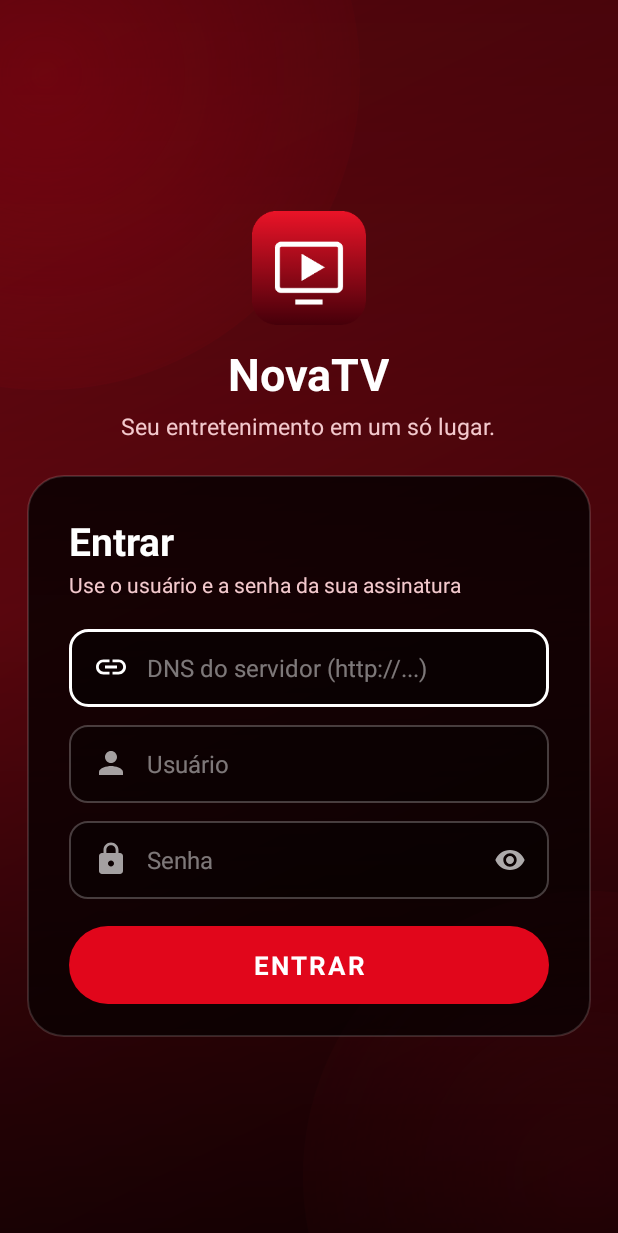
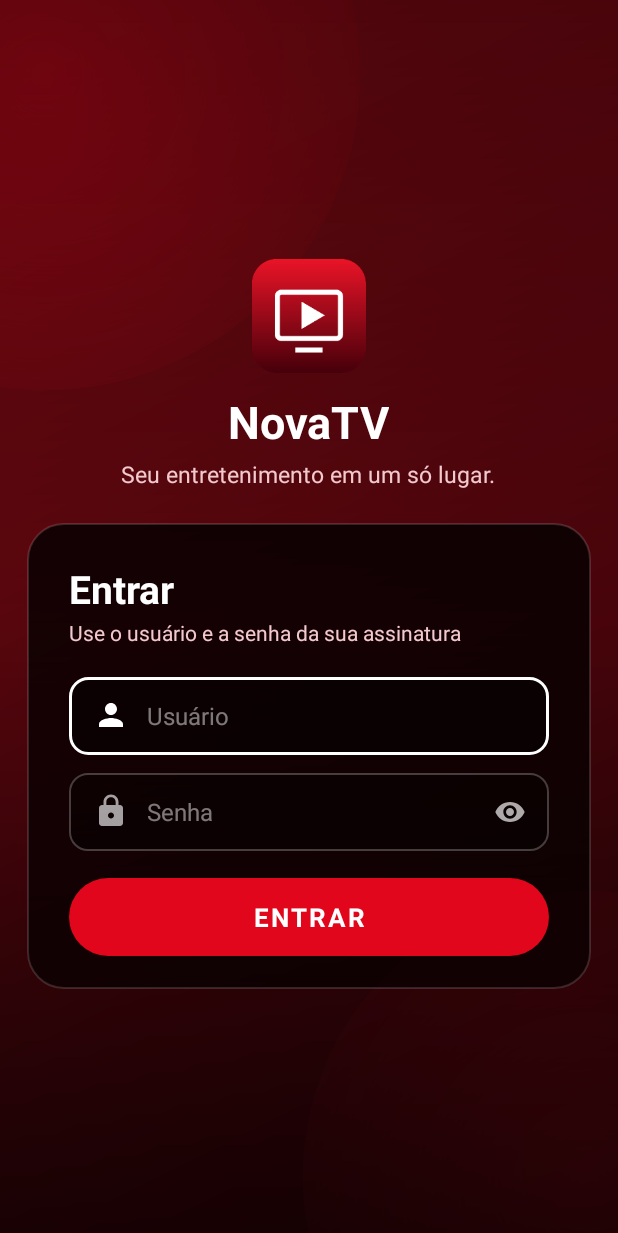
Before and after one commit to SyntaxDev-cmd/p2pdex, an Android app: the LoginActivity screen opened directly, with no data from a screen before it, on a phone screen of 412 x 824 dp. Shown: the top 1233 px of the screen. Run offline under Robolectric (Android 15) with nearby library versions, the phone set to English and light mode, and no system bars; pictures from the network do not load.

Commit message:
Login: DNS somente do painel (remove campo de DNS manual)
O cliente entra só com usuário e senha. Se a lista de servidores ainda
não chegou do painel, o app busca de novo e mostra uma mensagem clara
(sem conexão / nenhum servidor disponível / código de revenda inválido).

Co-Authored-By: Claude Opus 5.5 <noreply@anthropic.com>
Claude-Session: https://claude.ai/code/session_01AdDVM7mcGXPcLPU9c64Zzg

```diff
--- a/android/app/src/main/java/com/novatv/app/data/Prefs.kt
+++ b/android/app/src/main/java/com/novatv/app/data/Prefs.kt
@@ -61,10 +61,6 @@ object Prefs {
         get() = str("reseller_code")
         set(v) = put("reseller_code", v)
 
-    /** DNS digitada manualmente (quando o painel não tem servidores). */
-    var customDns: String
-        get() = str("custom_dns")
-        set(v) = put("custom_dns", v)
 
     fun logout() {
         sp.edit().remove("user").remove("pass").remove("active_base").apply()
--- a/android/app/src/main/java/com/novatv/app/data/Repo.kt
+++ b/android/app/src/main/java/com/novatv/app/data/Repo.kt
@@ -22,13 +22,8 @@ object Repo {
 
     val config: PanelConfig get() = PanelConfig.current
 
-    fun servers(): List<ServerDef> {
-        val list = config.servers
-        if (list.isNotEmpty()) return list
-        val dns = Prefs.customDns
-        if (dns.isEmpty()) return emptyList()
-        return listOf(ServerDef(0, "Servidor", "xtream", listOf(dns.trimEnd('/')), "", "", "", "ts", "", "", ""))
-    }
+    /** Somente os servidores cadastrados no painel (o cliente nunca digita DNS). */
+    fun servers(): List<ServerDef> = config.servers
 
     fun create(server: ServerDef, user: String, pass: String): Provider =
         if (server.type == "m3u") M3uProvider(server, user, pass)
--- a/android/app/src/main/java/com/novatv/app/ui/LoginActivity.kt
+++ b/android/app/src/main/java/com/novatv/app/ui/LoginActivity.kt
@@ -43,7 +43,6 @@ class LoginActivity : BaseActivity() {
     override val immersiveMode: Boolean get() = Ui.isTv
 
     private lateinit var serverView: TextView
-    private lateinit var dns: EditText
     private lateinit var codeField: EditText
     private lateinit var user: EditText
     private lateinit var pass: EditText
@@ -64,7 +63,6 @@ class LoginActivity : BaseActivity() {
         val cfg = PanelConfig.current
 
         serverView = findViewById(R.id.server)
-        dns = findViewById(R.id.dns)
         codeField = findViewById(R.id.resellerCode)
         user = findViewById(R.id.user)
         pass = findViewById(R.id.pass)
@@ -94,10 +92,12 @@ class LoginActivity : BaseActivity() {
         loginBtn.setOnClickListener { doLogin() }
         passToggle.setOnClickListener { togglePassword() }
         // ao corrigir um campo, o erro some
-        listOf(user, pass, dns).forEach { f -> f.setOnFocusChangeListener { _, has -> if (has) scrollTo(f) } }
+        listOf(user, pass, codeField).forEach { f -> f.setOnFocusChangeListener { _, has -> if (has) scrollTo(f) } }
         intent.getStringExtra("error")?.let { showError(it) }
 
-        (if (dns.visibility == View.VISIBLE && dns.text.isEmpty()) dns else if (user.text.isEmpty()) user else pass).requestFocus()
+        (if (user.text.isEmpty()) user else pass).requestFocus()
+        // sem lista de servidores (painel não respondeu na abertura): tenta de novo em segundo plano
+        if (servers.isEmpty()) launch { reloadServers() }
         animateIn()
     }
 
@@ -117,7 +117,7 @@ class LoginActivity : BaseActivity() {
 
         findViewById<TextView>(R.id.name).apply { text = cfg.appName; setTextColor(Ui.text) }
         findViewById<TextView>(R.id.welcome).apply {
-            text = cfg.welcome.ifBlank { cfg.splashText.ifBlank { "Seu entretenimento em um só lugar." } }
+            text = cfg.welcome.ifBlank { "Seu entretenimento em um só lugar." }
             setTextColor(Ui.text2)
         }
         findViewById<TextView>(R.id.formTitle).setTextColor(Ui.text)
@@ -131,7 +131,7 @@ class LoginActivity : BaseActivity() {
         if (cfg.logo.isNotEmpty()) logos.forEach { it.load(cfg.logo) { error(R.mipmap.ic_launcher) } }
 
         val iconTint = Ui.textColors(Ui.withAlpha(Ui.text, 160), Ui.text)
-        listOf(codeField, dns, user, pass).forEach {
+        listOf(codeField, user, pass).forEach {
             it.background = Ui.inputBg(this)
             it.setTextColor(Ui.text)
             it.setHintTextColor(Ui.withAlpha(Ui.text, 120))
@@ -254,13 +254,9 @@ class LoginActivity : BaseActivity() {
     private fun setupServers(cfg: PanelConfig) {
         servers = Repo.servers()
         selected = servers.indexOfFirst { it.id == Prefs.serverId }.coerceAtLeast(0)
+        // as DNS vêm somente do painel; o cliente nunca digita endereço de servidor
         when {
-            cfg.servers.isEmpty() -> {
-                // sem servidores no painel: cliente informa a DNS
-                serverView.visibility = View.GONE
-                dns.visibility = View.VISIBLE
-                dns.setText(Prefs.customDns)
-            }
+            servers.isEmpty() -> serverView.visibility = View.GONE
             servers.size == 1 || !cfg.allowServerSelect -> serverView.visibility = View.GONE
             else -> {
                 serverView.visibility = View.VISIBLE
@@ -274,6 +270,14 @@ class LoginActivity : BaseActivity() {
                 }
             }
         }
+    }
+
+    /** Busca a configuração do painel de novo. Retorna true se há servidores para entrar. */
+    private suspend fun reloadServers(): Boolean {
+        PanelConfig.refresh()
+        Ui.apply(PanelConfig.current)
+        setupServers(PanelConfig.current)
+        return servers.isNotEmpty()
     }
 
     private fun updateServerLabel() {
@@ -339,24 +343,28 @@ class LoginActivity : BaseActivity() {
             return
         }
         when {
-            dns.visibility == View.VISIBLE && dns.text.isBlank() -> { showError("Informe a DNS do servidor."); dns.requestFocus(); return }
             u.isEmpty() -> { showError("Informe seu usuário."); user.requestFocus(); return }
             p.isEmpty() -> { showError("Informe sua senha."); pass.requestFocus(); return }
         }
-        var list = servers
-        if (dns.visibility == View.VISIBLE) {
-            var d = dns.text.toString().trim().trimEnd('/')
-            if (!d.startsWith("http://") && !d.startsWith("https://")) d = "http://$d"
-            Prefs.customDns = d
-            list = Repo.servers()
-            selected = 0
+        if (servers.isEmpty()) {
+            // lista ainda não chegou: busca no painel antes de entrar
+            setBusy(true)
+            launch {
+                val ok = reloadServers()
+                setBusy(false)
+                when {
+                    ok -> doLogin()
+                    PanelConfig.lastError.isNotEmpty() -> showError(PanelConfig.lastError)
+                    Prefs.configJson.isNotEmpty() && PanelConfig.current.servers.isEmpty() ->
+                        showError("Nenhum servidor disponível no momento. Fale com o suporte.")
+                    else -> showError("Não foi possível conectar ao servidor. Verifique sua internet e tente novamente.")
+                }
+            }
+            return
         }
+        val list = servers
         // se o cliente não escolhe o servidor, tenta um por um (ordem de prioridade do painel)
         val candidates = if (serverView.visibility == View.VISIBLE || list.size == 1) listOfNotNull(list.getOrNull(selected)) else list
-        if (candidates.isEmpty()) {
-            showError("Nenhum servidor configurado no painel.")
-            return
-        }
         setBusy(true)
         clearError()
         (getSystemService(INPUT_METHOD_SERVICE) as? InputMethodManager)?.hideSoftInputFromWindow(pass.windowToken, 0)
@@ -393,6 +401,6 @@ class LoginActivity : BaseActivity() {
         busy = on
         loading.visibility = if (on) View.VISIBLE else View.GONE
         loginBtn.text = if (on) "" else "ENTRAR"
-        listOf(user, pass, dns, serverView, codeField).forEach { it.isEnabled = !on }
+        listOf(user, pass, serverView, codeField).forEach { it.isEnabled = !on }
     }
 }
--- a/android/app/src/main/res/layout/login_form.xml
+++ b/android/app/src/main/res/layout/login_form.xml
@@ -57,14 +57,6 @@
         android:focusable="true"
         android:gravity="center_vertical" />
 
-    <EditText
-        android:id="@+id/dns"
-        style="@style/LoginField"
-        android:drawableStart="@drawable/ic_link"
-        android:hint="DNS do servidor (http://...)"
-        android:imeOptions="actionNext"
-        android:inputType="textUri"
-        android:visibility="gone" />
 
     <EditText
         android:id="@+id/user"
```
